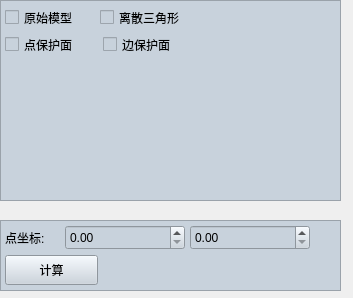
Qt form CutterLocation/DebugTool/WidgetTool.ui (LV6699/OperateGeom) before a commit.
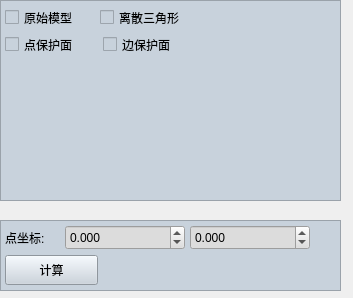
The same form after that commit.

```diff
--- a/CutterLocation/DebugTool/WidgetTool.ui
+++ b/CutterLocation/DebugTool/WidgetTool.ui
@@ -124,6 +124,18 @@
       <height>25</height>
      </rect>
     </property>
+    <property name="styleSheet">
+     <string notr="true">background-color: rgb(220, 220, 220);</string>
+    </property>
+    <property name="decimals">
+     <number>3</number>
+    </property>
+    <property name="minimum">
+     <double>-1000.000000000000000</double>
+    </property>
+    <property name="maximum">
+     <double>1000.000000000000000</double>
+    </property>
    </widget>
    <widget class="QDoubleSpinBox" name="douPtYCoord">
     <property name="geometry">
@@ -134,6 +146,18 @@
       <height>25</height>
      </rect>
     </property>
+    <property name="styleSheet">
+     <string notr="true">background-color: rgb(220, 220, 220);</string>
+    </property>
+    <property name="decimals">
+     <number>3</number>
+    </property>
+    <property name="minimum">
+     <double>-1000.000000000000000</double>
+    </property>
+    <property name="maximum">
+     <double>1000.000000000000000</double>
+    </property>
    </widget>
    <widget class="QPushButton" name="btCalInt">
     <property name="geometry">
```
Left out of the diff: 2 changed lines with no effect on the pictures.
